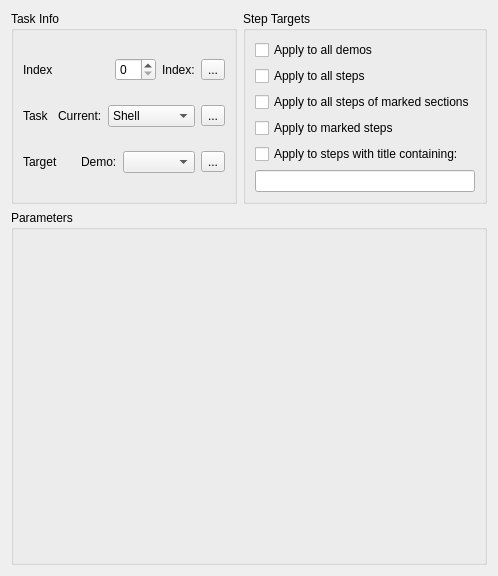
This is isu/ui/optab.ui in clpi/isut as Qt 5 draws it before an edit. The edited form follows.
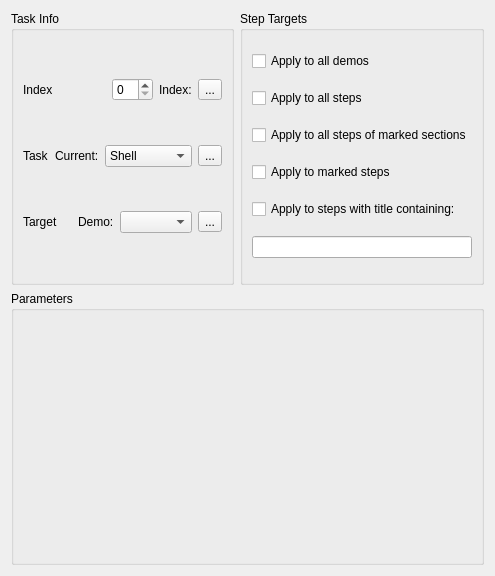
This is the edited form.

Patch:
```diff
--- a/isu/ui/optab.ui
+++ b/isu/ui/optab.ui
@@ -6,7 +6,7 @@
    <rect>
     <x>0</x>
     <y>0</y>
-    <width>498</width>
+    <width>489</width>
     <height>576</height>
    </rect>
   </property>
@@ -293,12 +293,23 @@
       <string>Parameters</string>
      </property>
      <layout class="QVBoxLayout" name="verticalLayout">
+      <property name="spacing">
+       <number>0</number>
+      </property>
+      <property name="leftMargin">
+       <number>0</number>
+      </property>
+      <property name="topMargin">
+       <number>0</number>
+      </property>
+      <property name="rightMargin">
+       <number>0</number>
+      </property>
+      <property name="bottomMargin">
+       <number>0</number>
+      </property>
       <item>
-       <widget class="QStackedWidget" name="stepParams">
-        <widget class="QWidget" name="stepParamsVl">
-         <layout class="QVBoxLayout" name="verticalLayout_7"/>
-        </widget>
-       </widget>
+       <layout class="QVBoxLayout" name="opParamsLayout"/>
       </item>
      </layout>
     </widget>
```
Left out of the diff: 18 changed lines with no effect on the pictures.
